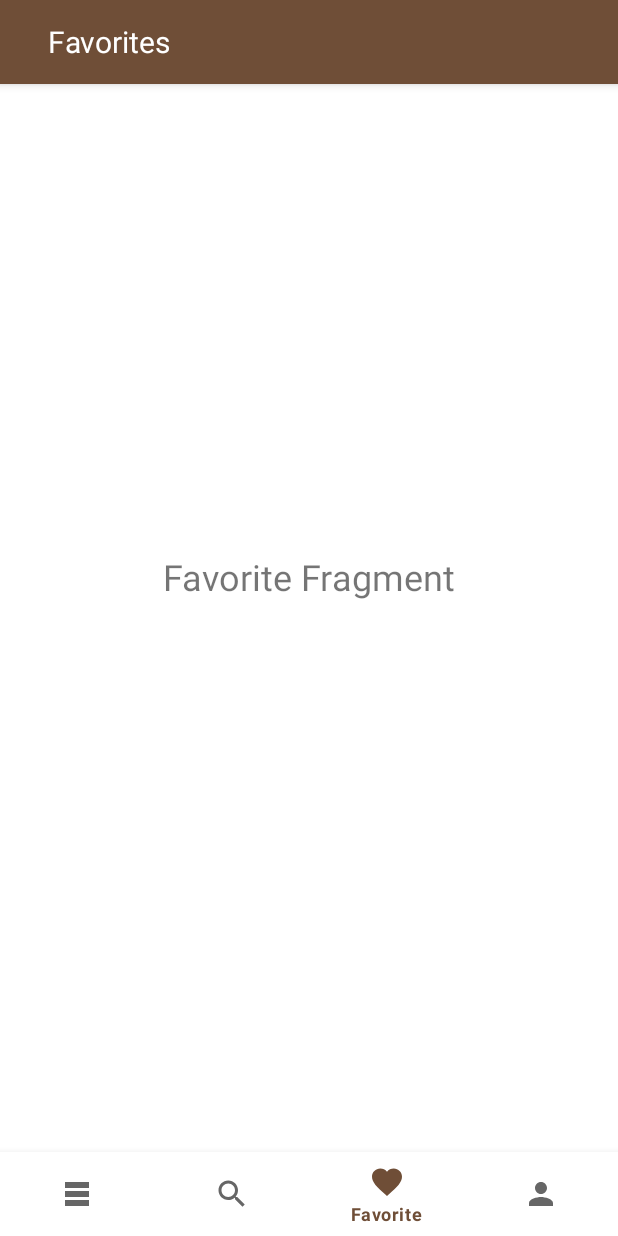
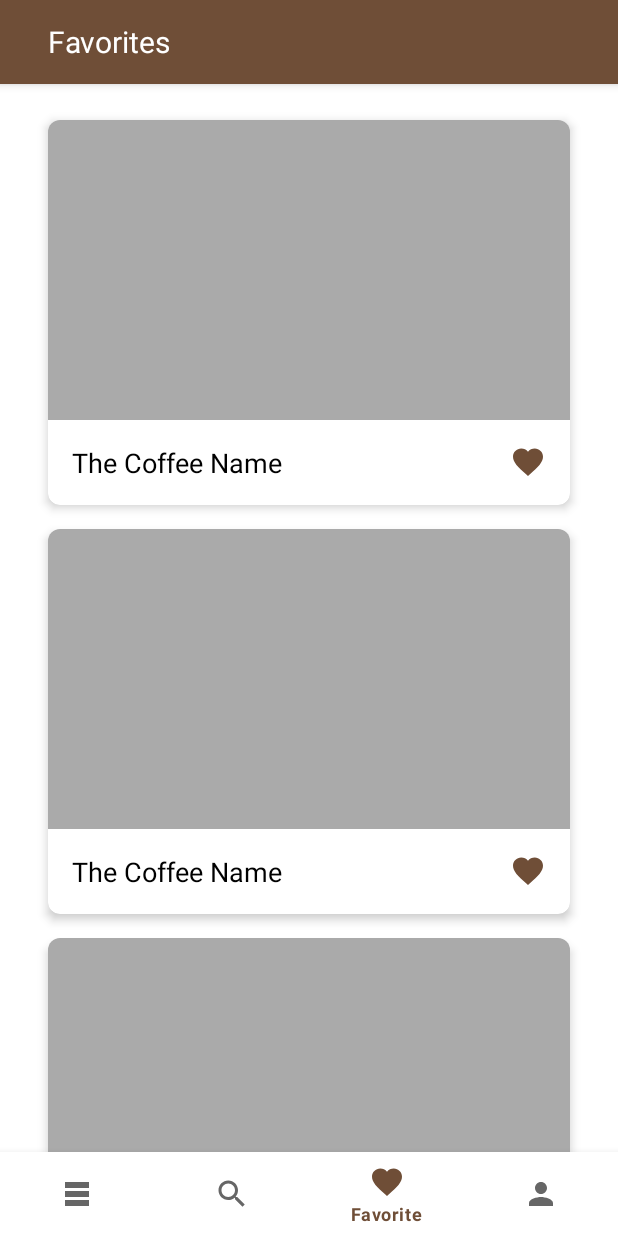
Before and after one commit to Eylon-42/coffeefee, an Android app built with Jetpack Compose: the FavoriteFragment screen opened through its navigation route, on a phone screen of 412 x 824 dp. Run offline under Robolectric (Android 15) with nearby library versions, the phone set to English and light mode, and no system bars; our stand-ins replace navigation-ui.

Commit message:
adding the favorite fragment template

```diff
--- /dev/null
+++ b/app/src/main/java/com/eaor/coffeefee/adapters/FavoriteCoffeeAdapter.kt
@@ -0,0 +1,47 @@
+package com.eaor.coffeefee.adapters
+
+import android.view.LayoutInflater
+import android.view.View
+import android.view.ViewGroup
+import android.widget.ImageButton
+import android.widget.TextView
+import androidx.core.content.ContextCompat
+import androidx.recyclerview.widget.RecyclerView
+import com.eaor.coffeefee.R
+import com.eaor.coffeefee.models.CoffeeShop
+
+class FavoriteCoffeeAdapter(
+    private val coffeeShops: List<CoffeeShop>,
+    private val onItemClick: (CoffeeShop) -> Unit
+) : RecyclerView.Adapter<FavoriteCoffeeAdapter.ViewHolder>() {
+
+    class ViewHolder(view: View) : RecyclerView.ViewHolder(view) {
+        val coffeeName: TextView = view.findViewById(R.id.coffeeName)
+        val favoriteButton: ImageButton = view.findViewById(R.id.favoriteButton)
+    }
+
+    override fun onCreateViewHolder(parent: ViewGroup, viewType: Int): ViewHolder {
+        val view = LayoutInflater.from(parent.context)
+            .inflate(R.layout.item_favorite_coffee, parent, false)
+        return ViewHolder(view)
+    }
+
+    override fun onBindViewHolder(holder: ViewHolder, position: Int) {
+        val coffeeShop = coffeeShops[position]
+
+        // Set coffee shop name
+        holder.coffeeName.text = coffeeShop.name
+
+        // Set favorite button tint using ContextCompat
+        holder.favoriteButton.setColorFilter(
+            ContextCompat.getColor(holder.itemView.context, R.color.coffee_primary)
+        )
+
+        // Set click listener for the entire item
+        holder.itemView.setOnClickListener {
+            onItemClick(coffeeShop)
+        }
+    }
+
+    override fun getItemCount() = coffeeShops.size
+}
--- a/app/src/main/java/com/eaor/coffeefee/fragments/FavoriteFragment.kt
+++ b/app/src/main/java/com/eaor/coffeefee/fragments/FavoriteFragment.kt
@@ -4,11 +4,16 @@ import android.os.Bundle
 import android.view.LayoutInflater
 import android.view.View
 import android.view.ViewGroup
+import android.widget.TextView
 import androidx.appcompat.app.AppCompatActivity
 import androidx.appcompat.widget.Toolbar
-import android.widget.TextView
 import androidx.fragment.app.Fragment
+import androidx.navigation.fragment.findNavController
+import androidx.recyclerview.widget.LinearLayoutManager
+import androidx.recyclerview.widget.RecyclerView
 import com.eaor.coffeefee.R
+import com.eaor.coffeefee.adapters.FavoriteCoffeeAdapter
+import com.eaor.coffeefee.models.CoffeeShop
 
 class FavoriteFragment : Fragment() {
     override fun onCreateView(
@@ -16,16 +21,40 @@ class FavoriteFragment : Fragment() {
         container: ViewGroup?,
         savedInstanceState: Bundle?
     ): View? {
-        return inflater.inflate(R.layout.fragment_favorite, container, false)
+        val view = inflater.inflate(R.layout.fragment_favorite, container, false)
+
+        // Initialize Toolbar
+        val toolbar = view.findViewById<Toolbar>(R.id.toolbar)
+        (requireActivity() as AppCompatActivity).setSupportActionBar(toolbar)
+        (requireActivity() as AppCompatActivity).supportActionBar?.setDisplayShowTitleEnabled(false)
+
+        // Initialize RecyclerView
+        val recyclerView = view.findViewById<RecyclerView>(R.id.recyclerView)
+        recyclerView.layoutManager = LinearLayoutManager(requireContext())
+
+        // Sample data - replace with actual favorite coffee shops
+        val favoriteCoffeeShops = listOf(
+            CoffeeShop("The Coffee Name", 5f, "Description"),
+            CoffeeShop("The Coffee Name", 5f, "Description"),
+            CoffeeShop("The Coffee Name", 5f, "Description"),
+            CoffeeShop("The Coffee Name", 5f, "Description")
+        )
+
+        val adapter = FavoriteCoffeeAdapter(favoriteCoffeeShops) { coffeeShop ->
+            // Handle click on coffee shop
+            val bundle = Bundle().apply {
+                putString("name", coffeeShop.name)
+                putString("description", "Lorem ipsum dolor sit amet, consectetur adipiscing elit.")
+            }
+            findNavController().navigate(R.id.action_favoriteFragment_to_coffeeFragment, bundle)
+        }
+        recyclerView.adapter = adapter
+
+        return view
     }
 
     override fun onViewCreated(view: View, savedInstanceState: Bundle?) {
         super.onViewCreated(view, savedInstanceState)
-
-        val toolbar = view.findViewById<Toolbar>(R.id.toolbar)
-        (requireActivity() as AppCompatActivity).setSupportActionBar(toolbar)
-        (requireActivity() as AppCompatActivity).supportActionBar?.setDisplayShowTitleEnabled(false)
-
         view.findViewById<TextView>(R.id.toolbarTitle).text = "Favorites"
     }
 }
--- a/app/src/main/res/layout/fragment_favorite.xml
+++ b/app/src/main/res/layout/fragment_favorite.xml
@@ -15,16 +15,15 @@
         app:layout_constraintStart_toStartOf="parent"
         app:layout_constraintEnd_toEndOf="parent"/>
 
-    <TextView
-        android:layout_width="wrap_content"
-        android:layout_height="wrap_content"
-        android:text="Favorite Fragment"
-        android:textSize="24sp"
+    <androidx.recyclerview.widget.RecyclerView
+        android:id="@+id/recyclerView"
+        android:layout_width="0dp"
+        android:layout_height="0dp"
+        android:padding="16dp"
+        android:clipToPadding="false"
+        app:layout_constraintTop_toBottomOf="@id/toolbar"
         app:layout_constraintBottom_toBottomOf="parent"
-        app:layout_constraintEnd_toEndOf="parent"
         app:layout_constraintStart_toStartOf="parent"
-        app:layout_constraintTop_toTopOf="parent" />
-
-    <!-- Rest of your favorite layout -->
+        app:layout_constraintEnd_toEndOf="parent"/>
 
 </androidx.constraintlayout.widget.ConstraintLayout>
--- /dev/null
+++ b/app/src/main/res/layout/item_favorite_coffee.xml
@@ -0,0 +1,61 @@
+<?xml version="1.0" encoding="utf-8"?>
+<androidx.cardview.widget.CardView
+    xmlns:android="http://schemas.android.com/apk/res/android"
+    xmlns:app="http://schemas.android.com/apk/res-auto"
+    android:layout_width="match_parent"
+    android:layout_height="wrap_content"
+    android:layout_marginHorizontal="16dp"
+    android:layout_marginVertical="8dp"
+    app:cardCornerRadius="8dp"
+    app:cardElevation="4dp">
+
+    <androidx.constraintlayout.widget.ConstraintLayout
+        android:layout_width="match_parent"
+        android:layout_height="wrap_content">
+
+        <!-- Coffee Shop Image -->
+        <ImageView
+            android:id="@+id/coffeeImage"
+            android:layout_width="0dp"
+            android:layout_height="200dp"
+            android:scaleType="centerCrop"
+            android:background="@android:color/darker_gray"
+            app:layout_constraintTop_toTopOf="parent"
+            app:layout_constraintStart_toStartOf="parent"
+            app:layout_constraintEnd_toEndOf="parent"/>
+
+        <!-- Coffee Name and Favorite Button Container -->
+        <androidx.constraintlayout.widget.ConstraintLayout
+            android:layout_width="0dp"
+            android:layout_height="wrap_content"
+            android:padding="16dp"
+            app:layout_constraintTop_toBottomOf="@id/coffeeImage"
+            app:layout_constraintStart_toStartOf="parent"
+            app:layout_constraintEnd_toEndOf="parent"
+            app:layout_constraintBottom_toBottomOf="parent">
+
+            <TextView
+                android:id="@+id/coffeeName"
+                android:layout_width="0dp"
+                android:layout_height="wrap_content"
+                android:textSize="18sp"
+                android:textColor="@android:color/black"
+                android:layout_marginEnd="16dp"
+                app:layout_constraintTop_toTopOf="parent"
+                app:layout_constraintStart_toStartOf="parent"
+                app:layout_constraintEnd_toStartOf="@id/favoriteButton"/>
+
+            <ImageButton
+                android:id="@+id/favoriteButton"
+                android:layout_width="24dp"
+                android:layout_height="24dp"
+                android:background="?attr/selectableItemBackgroundBorderless"
+                android:src="@drawable/ic_heart_filled"
+                app:layout_constraintTop_toTopOf="parent"
+                app:layout_constraintEnd_toEndOf="parent"/>
+
+        </androidx.constraintlayout.widget.ConstraintLayout>
+
+    </androidx.constraintlayout.widget.ConstraintLayout>
+
+</androidx.cardview.widget.CardView>
--- a/app/src/main/res/navigation/nav_graph.xml
+++ b/app/src/main/res/navigation/nav_graph.xml
@@ -25,7 +25,11 @@
     <fragment
         android:id="@+id/favoriteFragment"
         android:name="com.eaor.coffeefee.fragments.FavoriteFragment"
-        android:label="Favorite" />
+        android:label="Favorite">
+        <action
+            android:id="@+id/action_favoriteFragment_to_coffeeFragment"
+            app:destination="@id/coffeeFragment" />
+    </fragment>
 
     <fragment
         android:id="@+id/profileFragment"
```
